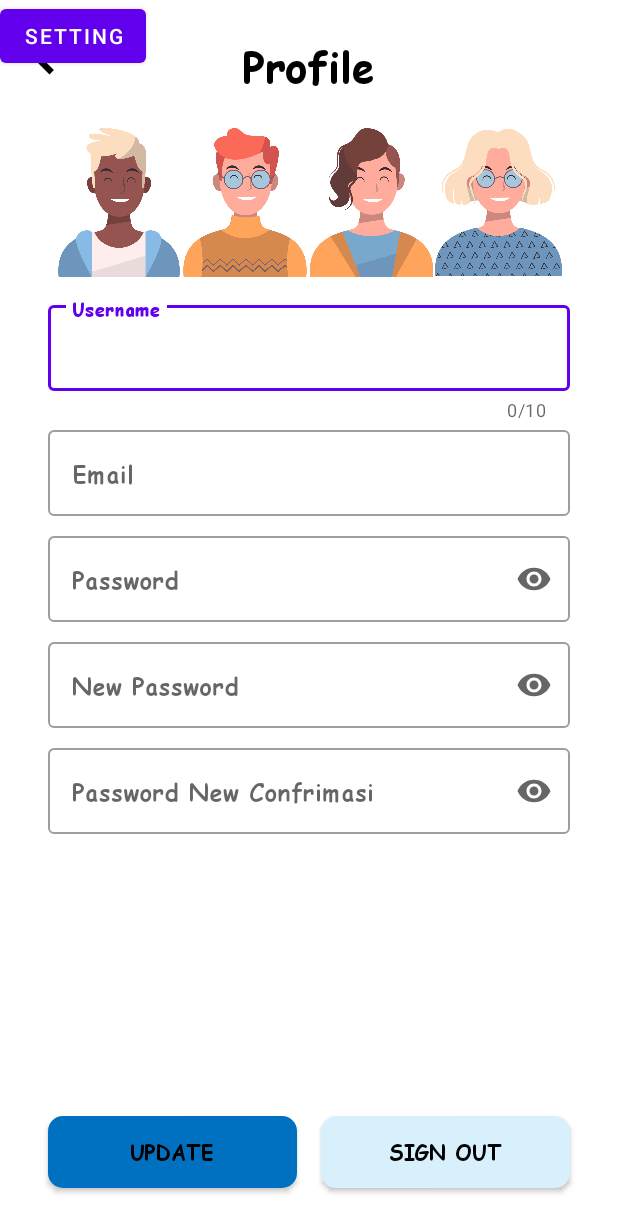
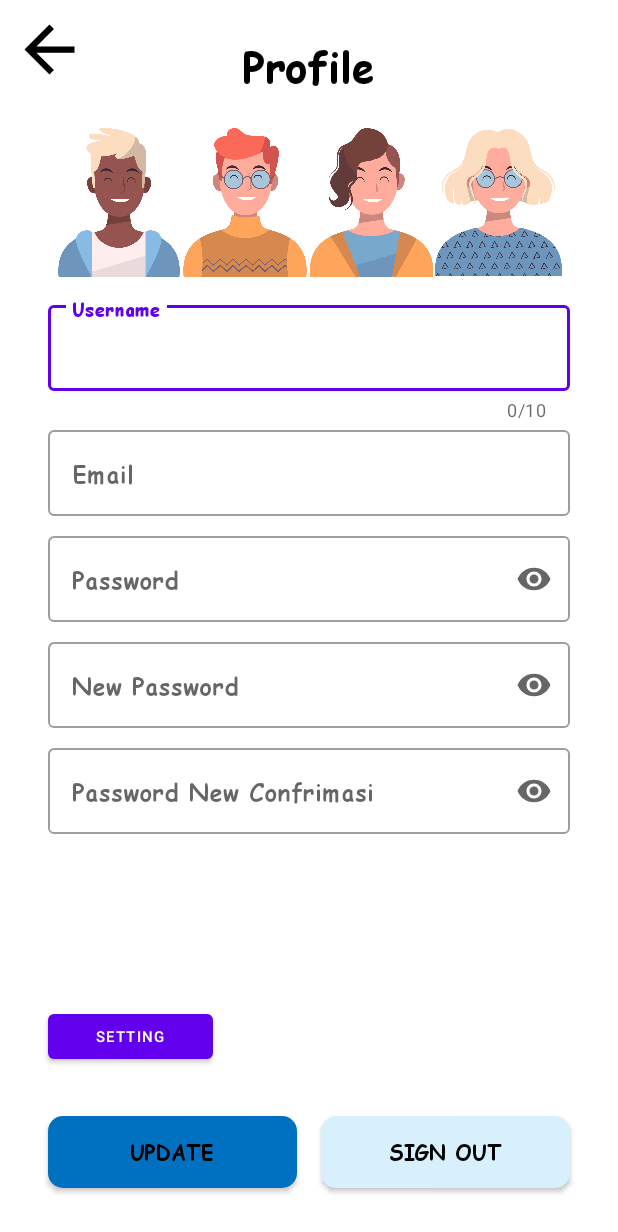
Before and after one commit to andrgf/suit-team1-BA, an Android app: the ProfileActivity screen opened directly, with no data from a screen before it, on a phone screen of 412 x 824 dp. Shown: the top 1232 px of the screen. Run offline under Robolectric (Android 15) with nearby library versions, the phone set to English and light mode, and no system bars; our stand-ins replace Room's generated code; 6 statements that could not run were skipped.

Commit message:
Merge pull request #2 from andrgf/amirul
Amirul

```diff
--- a/app/src/main/res/layout/activity_profil.xml
+++ b/app/src/main/res/layout/activity_profil.xml
@@ -223,11 +223,14 @@
 
     <Button
         android:id="@+id/btnSetting"
-        android:layout_width="wrap_content"
-        android:layout_height="wrap_content"
+        android:layout_width="110dp"
+        android:layout_height="42dp"
+        android:layout_marginStart="32dp"
+        android:layout_marginBottom="112dp"
         android:text="Setting"
-        tools:layout_editor_absoluteX="36dp"
-        tools:layout_editor_absoluteY="579dp"
-        tools:ignore="MissingConstraints" />
+        android:textSize="10dp"
+        app:layout_constraintBottom_toBottomOf="parent"
+        app:layout_constraintStart_toStartOf="parent" />
+
 
 </androidx.constraintlayout.widget.ConstraintLayout>
```
